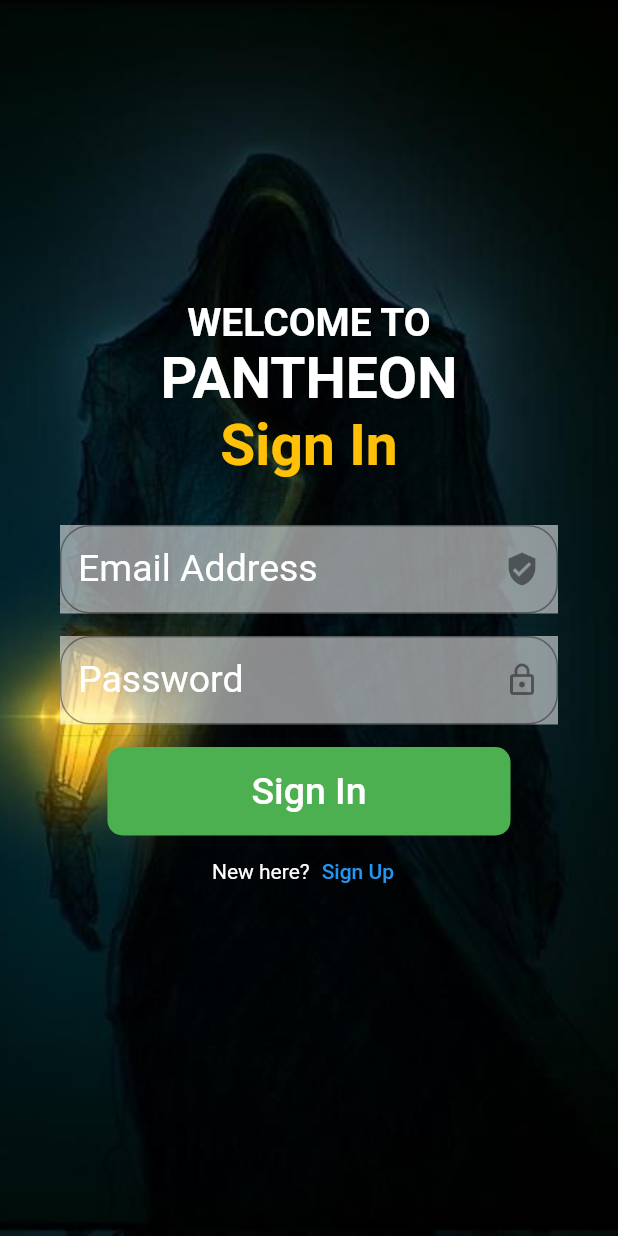
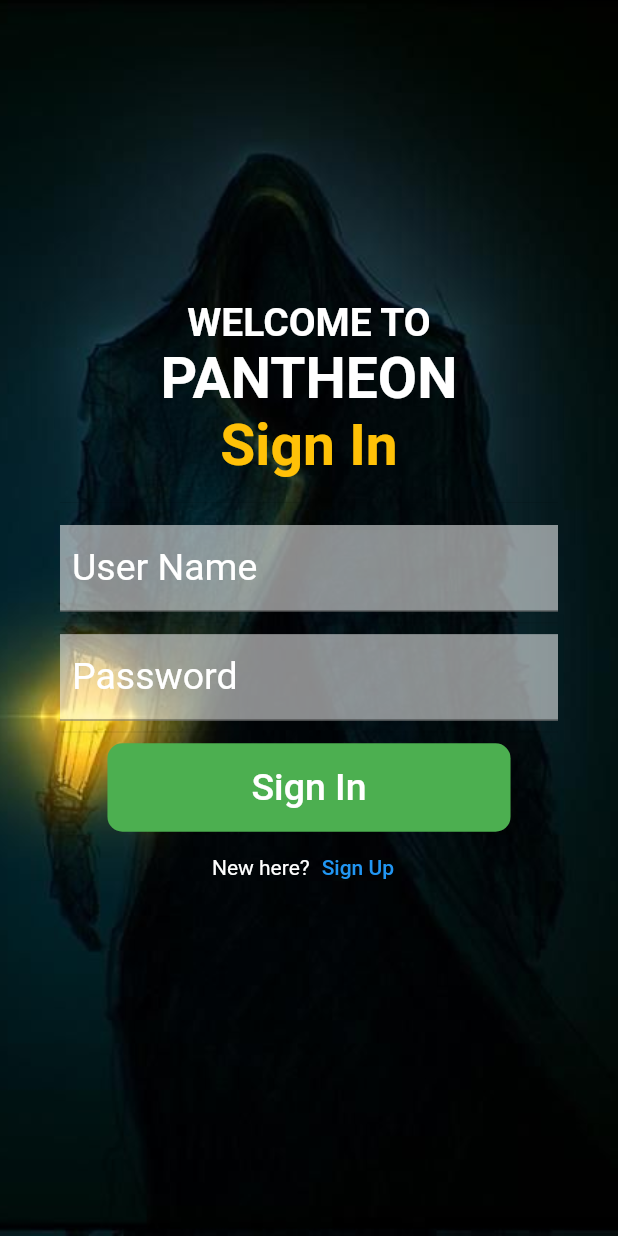
Before and after one commit to Yureizon/PANTHEON, a Flutter app: the SignIn screen opened by its route, on a phone screen of 412 x 824 dp. Run offline on Flutter 3.47's test engine with Material 2 defaults, Android fonts, the phone set to English and light mode, and no system bars; our stand-ins replace cloud_firestore, firebase_core, material_symbols_icons, sqflite; accounts and stored records are empty.

Commit message:
Form de registro arregaldo

```diff
--- a/lib/main.dart
+++ b/lib/main.dart
@@ -30,16 +30,16 @@ class NavigationBarApp extends StatelessWidget {
       providers: [
         ChangeNotifierProvider(create: (_) => UsersProvider()),
         ChangeNotifierProvider(create: (_) => WorkoutProvider()),
-        ChangeNotifierProvider(create: (_) =>EjercicioProvider()),
+        ChangeNotifierProvider(create: (_) => EjercicioProvider()),
         ChangeNotifierProvider(create: (_) => RecetaProvider()),
       ],
       child: MaterialApp(
         debugShowCheckedModeBanner: false,
         initialRoute: "Home",
         routes: <String, WidgetBuilder>{
-          "Home": (BuildContext context) => const HomePage(),
+          "Home": (BuildContext context) => HomePage(),
           "SignIn": (BuildContext context) => const SignIn(),
-          "SignUp": (BuildContext context) => const SignUp(),
+          "SignUp": (BuildContext context) => SignUp(),
           "Navigation": (BuildContext context) => const NavigationExample(),
           "NewTraining": (BuildContext context) => const NewTraining(),
           "WorkoutList": (BuildContext context) => const WorkoutList(),
--- a/lib/pages/sign_in.dart
+++ b/lib/pages/sign_in.dart
@@ -18,11 +18,11 @@ class _SignInState extends State<SignIn> {
         ),
         child: ListView(
           padding: const EdgeInsets.symmetric(horizontal: 40.0, vertical: 200),
-          children: const <Widget> [
-            Text("WELCOME TO", style: TextStyle(fontSize: 26.0, fontWeight: FontWeight.bold, color: Colors.white), textAlign: TextAlign.center,),
-            Text("PANTHEON", style: TextStyle(fontSize: 38.0, fontWeight: FontWeight.bold, color: Colors.white), textAlign: TextAlign.center,),
-            Text("Sign In", style: TextStyle(fontSize: 38.0, fontWeight: FontWeight.bold, color: Colors.amber), textAlign: TextAlign.center,),
-            Divider(height: 30.0,),
+          children: <Widget> [
+            const Text("WELCOME TO", style: TextStyle(fontSize: 26.0, fontWeight: FontWeight.bold, color: Colors.white), textAlign: TextAlign.center,),
+            const Text("PANTHEON", style: TextStyle(fontSize: 38.0, fontWeight: FontWeight.bold, color: Colors.white), textAlign: TextAlign.center,),
+            const Text("Sign In", style: TextStyle(fontSize: 38.0, fontWeight: FontWeight.bold, color: Colors.amber), textAlign: TextAlign.center,),
+            const Divider(height: 30.0,),
             LoginForm(),
           ],
         ),
--- a/lib/providers.dart/db_provider.dart
+++ b/lib/providers.dart/db_provider.dart
@@ -145,11 +145,12 @@ class DBProvider {
   }
 
   Future<bool> getUserName (String name) async {
+    print('*** NOMBRE ENVIADO: $name ***');
     final Database? db = await database;
     //usando Query para construir la consulta, con where y argumentos posicionales (whereArgs)
     final res = await db!.query('users', where: 'name = ?', whereArgs: [name]);
     // Verifica si hay coincidencias en la lista de resultados
-    print(res);
+    print('*** res de db_privider: $res ****');
     bool userExists = res.isNotEmpty;
     return userExists;
   }
--- a/lib/providers.dart/users_provider.dart
+++ b/lib/providers.dart/users_provider.dart
@@ -11,7 +11,7 @@ class UsersProvider extends ChangeNotifier {
   String password = '';
   double? weight;
   double? height;
-  String? rol;
+  String rol = 'general';
 
   bool _isLoading = false;
   List<GeneralUser> users = [];
@@ -28,7 +28,7 @@ class UsersProvider extends ChangeNotifier {
   }
 
   Future<GeneralUser> addUser() async {
-    final GeneralUser generalUser = GeneralUser(name: name, weight: weight, height: height, password: password);
+    final GeneralUser generalUser = GeneralUser(name: name, weight: weight, height: height, password: password, rol: rol);
 
     final id = await DBProvider.db.newUser(generalUser);
 
@@ -41,9 +41,20 @@ class UsersProvider extends ChangeNotifier {
     return generalUser;
   }
 
-  getUserByName(String name) async {
+  Future<bool> getUserByName(String name) async {
+    print("Nombre que llega al provider: $name");
     final res = await DBProvider.db.getUserName(name);
     return res;
+  }
+
+  getTodo() {
+    print(''' datos del GETTODO
+      ${name}
+      ${weight}
+      ${height}
+      ${password}
+      '''
+    );
   }
 
   deleteUserById(int id) async {
@@ -73,6 +84,7 @@ class UsersProvider extends ChangeNotifier {
     weight = 0.0;
     height = 0.0;
     createOrUpdate = "create";
+    //notifyListeners();
   }
 
   loadUsers() async {
--- a/lib/widgets/login_form.dart
+++ b/lib/widgets/login_form.dart
@@ -1,16 +1,8 @@
 import 'package:flutter/material.dart';
 import 'package:pantheon/providers.dart/users_provider.dart';
-import 'package:pantheon/widgets/input_text.dart';
 import 'package:provider/provider.dart';
 
-class LoginForm extends StatefulWidget {
-  const LoginForm({super.key});
-
-  @override
-  State<LoginForm> createState() => _LoginFormState();
-}
-
-class _LoginFormState extends State<LoginForm> {
+class LoginForm extends StatelessWidget {
 
   String _email = "";
   String _password = "";
@@ -25,39 +17,52 @@ class _LoginFormState extends State<LoginForm> {
       autovalidateMode: AutovalidateMode.onUserInteraction,
       child: Column(
         children: <Widget> [
-          InputText(
-            hint: "Email Address",
-            label: "Email Address",
-            keyboard: TextInputType.emailAddress,
-            icon: const Icon(Icons.verified_user),
-            onChanged: (value){
-              if (value.isNotEmpty) {
-                  _email = value;
-                } else {
-                  _email = '';
-                }
-            },
-            validator: (value){
-              return value != '' ? null : 'The field must not be empty';
-            },
-          ),
-          const Divider(height: 15.0,),
-          InputText(
-              hint: "Password",
-              label: "Password",
-              obsecure: true,
-              icon: const Icon(Icons.lock_outline),
-              onChanged: (value){
-                if (value.isNotEmpty) {
-                  _password = value;
-                } else {
-                  _password = '';
-                }
-              },
-              validator: (value){
+          Container(
+            color: Colors.white54,
+            child: TextFormField(
+              autocorrect: false,
+              keyboardType: TextInputType.emailAddress,
+              initialValue: '',
+              decoration: const InputDecoration(
+                //border: OutlineInputBorder(),
+                hintText: "example: Shaggy",
+                labelText: "User Name",
+                labelStyle: TextStyle(
+                  color: Colors.white,
+                  fontSize: 25.0
+                ),
+                contentPadding: EdgeInsets.symmetric(vertical: 8, horizontal: 8),
+              ),
+              onChanged: (value) => usersProvider.name = value,
+              validator: (value) {
                 return value != '' ? null : 'The field must not be empty';
               },
             ),
+          ),
+          const Divider(height: 15.0,),
+          Container(
+            color: Colors.white54,
+            child: TextFormField(
+              autocorrect: false,
+              keyboardType: TextInputType.visiblePassword,
+              initialValue: '',
+              obscureText: true,
+              decoration: const InputDecoration(
+                //border: OutlineInputBorder(),
+                hintText: "example: 828",
+                labelText: "Password",
+                labelStyle: TextStyle(
+                  color: Colors.white,
+                  fontSize: 25.0
+                ),
+                contentPadding: EdgeInsets.symmetric(vertical: 8, horizontal: 8),
+              ),
+              onChanged: (value) => usersProvider.password = value,
+              validator: (value) {
+                return value != '' ? null : 'The field must not be empty';
+              },
+            ),
+          ),
             const Divider(height: 15.0,),
             MaterialButton(
               shape: RoundedRectangleBorder(borderRadius: BorderRadius.circular(10)),
```
Also changed, not shown: lib/pages/home_page.dart (+2 -9 lines), lib/pages/sign_up.dart (+73 -20 lines).
